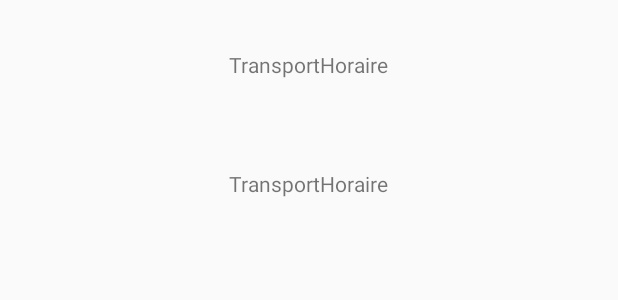
After one commit to dieuson/Android, an Android app: the layout affichage.xml on its own in the app's theme, with its tools: preview values and no code run, on a phone screen of 412 x 824 dp. The commit adds this screen. Shown: the top 300 px of the screen. Run offline under Robolectric (Android 15) with nearby library versions, the phone set to English and light mode, and no system bars.

Commit message:
maintenant let's design it

```diff
--- a/TransportHoraire/app/build.gradle
+++ b/TransportHoraire/app/build.gradle
@@ -21,9 +21,11 @@ android {
 
 dependencies {
     compile fileTree(dir: 'libs', include: ['*.jar'])
+    compile 'com.google.code.gson:gson:2.3.1'
     androidTestCompile('com.android.support.test.espresso:espresso-core:2.2.2', {
         exclude group: 'com.android.support', module: 'support-annotations'
     })
     compile 'com.android.support:appcompat-v7:24.2.1'
     testCompile 'junit:junit:4.12'
+    compile 'com.android.support.constraint:constraint-layout:1.0.0-beta5'
 }
--- a/TransportHoraire/app/src/main/AndroidManifest.xml
+++ b/TransportHoraire/app/src/main/AndroidManifest.xml
@@ -18,7 +18,8 @@
         </activity>
         <activity android:name=".linenumber"/>
         <activity android:name=".directionchoice"/>
-        <activity android:name=".stations"/>
+        <activity android:name=".stations"></activity>
+        <activity android:name=".affichage"></activity>
     </application>
 
 </manifest>
--- /dev/null
+++ b/TransportHoraire/app/src/main/res/layout/affichage.xml
@@ -0,0 +1,32 @@
+<?xml version="1.0" encoding="utf-8"?>
+<RelativeLayout xmlns:android="http://schemas.android.com/apk/res/android"
+    xmlns:tools="http://schemas.android.com/tools"
+    android:layout_width="match_parent" android:layout_height="match_parent">
+
+    <TextView
+        android:layout_width="wrap_content"
+        android:layout_height="wrap_content"
+        android:layout_alignParentTop="true"
+        android:layout_centerHorizontal="true"
+        android:layout_marginTop="33dp"
+        android:id="@+id/arret"
+        tools:text="@string/app_name" />
+
+    <TextView
+        android:layout_width="wrap_content"
+        android:layout_height="wrap_content"
+        android:layout_below="@+id/arret"
+        android:layout_alignStart="@+id/arret"
+        android:layout_marginTop="60dp"
+        android:id="@+id/destination"
+        tools:text="@string/app_name" />
+
+    <TextView
+        android:layout_width="wrap_content"
+        android:layout_height="wrap_content"
+        android:layout_below="@+id/destination"
+        android:layout_alignStart="@+id/destination"
+        android:layout_marginTop="157dp"
+        android:id="@+id/heure"
+        android:contentDescription="@string/app_name" />
+</RelativeLayout>
```
Also changed, not shown: TransportHoraire/app/src/main/java/com/virgile/transporthoraire/affichage.java (added, +74 -0 lines), TransportHoraire/app/src/main/java/com/virgile/transporthoraire/directionchoice.java (+12 -13 lines), TransportHoraire/app/src/main/java/com/virgile/transporthoraire/stations.java (+83 -11 lines), TransportHoraire/app/src/main/res/layout/stations.xml (+10 -15 lines).
